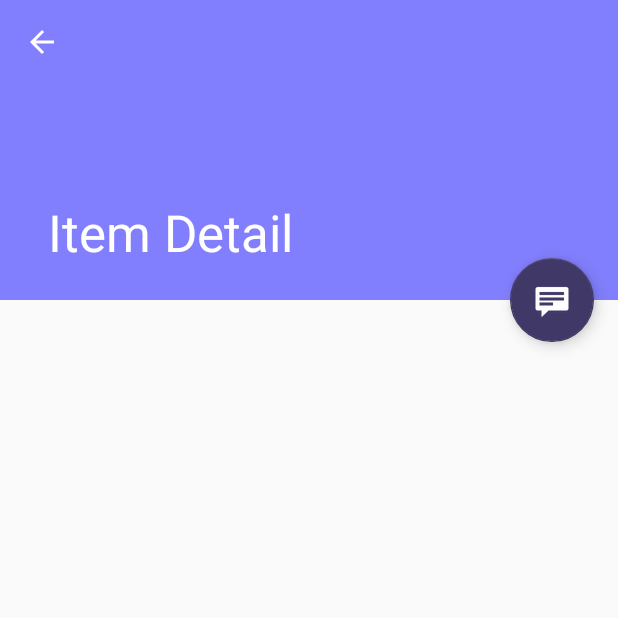
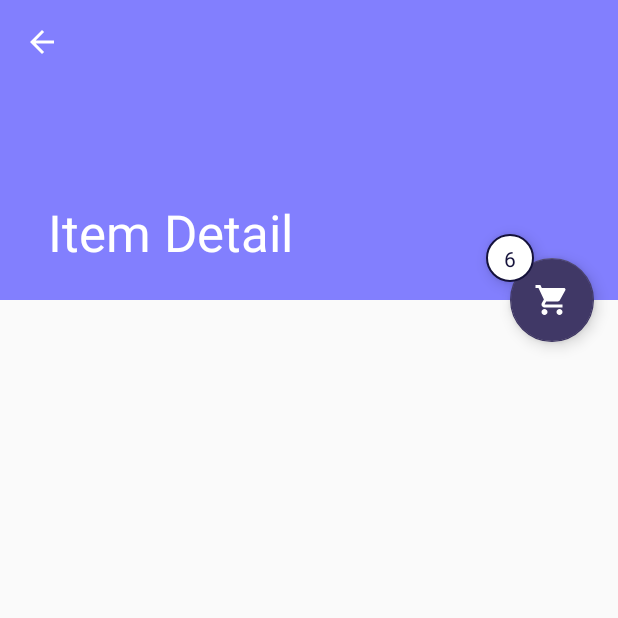
Before and after one commit to yakirTsuberi/GamaSMApp, an Android app: the ItemDetailActivity screen opened directly, with no data from a screen before it, on a phone screen of 412 x 824 dp, the top half of it. Run offline under Robolectric (Android 15) with nearby library versions, the phone set to English and light mode, and no system bars; 1 statement that could not run was skipped.

Commit message:
add counter to sales

```diff
--- /dev/null
+++ b/app/src/main/res/drawable-v24/button_counter.xml
@@ -0,0 +1,8 @@
+<?xml version="1.0" encoding="utf-8"?>
+<shape xmlns:android="http://schemas.android.com/apk/res/android"
+    android:shape="oval">
+    <solid android:color="#ffff" />
+    <stroke
+        android:width="1dp"
+        android:color="@color/secondaryDarkColor" />
+</shape>
--- /dev/null
+++ b/app/src/main/res/drawable/ic_shopping_cart_black_24dp.xml
@@ -0,0 +1,9 @@
+<vector xmlns:android="http://schemas.android.com/apk/res/android"
+        android:width="24dp"
+        android:height="24dp"
+        android:viewportWidth="24.0"
+        android:viewportHeight="24.0">
+    <path
+        android:fillColor="#FFFF"
+        android:pathData="M7,18c-1.1,0 -1.99,0.9 -1.99,2S5.9,22 7,22s2,-0.9 2,-2 -0.9,-2 -2,-2zM1,2v2h2l3.6,7.59 -1.35,2.45c-0.16,0.28 -0.25,0.61 -0.25,0.96 0,1.1 0.9,2 2,2h12v-2L7.42,15c-0.14,0 -0.25,-0.11 -0.25,-0.25l0.03,-0.12 0.9,-1.63h7.45c0.75,0 1.41,-0.41 1.75,-1.03l3.58,-6.49c0.08,-0.14 0.12,-0.31 0.12,-0.48 0,-0.55 -0.45,-1 -1,-1L5.21,4l-0.94,-2L1,2zM17,18c-1.1,0 -1.99,0.9 -1.99,2s0.89,2 1.99,2 2,-0.9 2,-2 -0.9,-2 -2,-2z"/>
+</vector>
--- a/app/src/main/res/layout/activity_item_detail.xml
+++ b/app/src/main/res/layout/activity_item_detail.xml
@@ -21,7 +21,9 @@
             android:fitsSystemWindows="true"
             app:contentScrim="?attr/colorPrimary"
             app:layout_scrollFlags="scroll|exitUntilCollapsed"
-            app:toolbarId="@+id/toolbar">
+            app:toolbarId="@+id/toolbar"
+            app:collapsedTitleGravity="left"
+            app:expandedTitleGravity="bottom|left">
 
             <android.support.v7.widget.Toolbar
                 android:id="@+id/detail_toolbar"
@@ -38,7 +40,7 @@
         android:id="@+id/item_detail_container"
         android:layout_width="match_parent"
         android:layout_height="match_parent"
-        android:paddingTop="16dp"
+        android:paddingTop="32dp"
         app:layout_behavior="@string/appbar_scrolling_view_behavior" />
 
     <android.support.design.widget.FloatingActionButton
@@ -49,6 +51,26 @@
         android:layout_margin="@dimen/fab_margin"
         app:layout_anchor="@+id/item_detail_container"
         app:layout_anchorGravity="top|end"
-        app:srcCompat="@android:drawable/stat_notify_chat" />
+        app:srcCompat="@drawable/ic_shopping_cart_black_24dp" />
+
+    <ImageButton
+        android:id="@+id/counter"
+        app:layout_anchor="@id/fab"
+        app:layout_anchorGravity="left|top"
+        android:background="@drawable/button_counter"
+        android:layout_width="32dp"
+        android:layout_height="32dp"
+        android:padding="16dp"
+        android:elevation="6dp"
+        android:scaleType="fitCenter"
+        android:contentDescription="@string/counter" />
+
+    <TextView android:layout_height="wrap_content"
+        android:layout_width="wrap_content"
+        android:text="6"
+        android:elevation="6dp"
+        android:textColor="@color/secondaryDarkColor"
+        app:layout_anchor="@id/counter"
+        app:layout_anchorGravity="center"/>
 
 </android.support.design.widget.CoordinatorLayout>
--- a/app/src/main/res/layout/activity_main.xml
+++ b/app/src/main/res/layout/activity_main.xml
@@ -17,7 +17,6 @@
             android:id="@+id/collapsing_toolbar"
             android:layout_width="match_parent"
             android:layout_height="match_parent"
-            android:background="@drawable/background_toolbar"
             android:fitsSystemWindows="true"
             app:contentScrim="?attr/colorPrimary"
             app:layout_scrollFlags="scroll|exitUntilCollapsed"
--- a/app/src/main/res/values/strings.xml
+++ b/app/src/main/res/values/strings.xml
@@ -6,4 +6,5 @@
     <string name="title_item_detail">Item Detail</string>
     <string name="title_itemtest_list">Items_test</string>
     <string name="title_itemtest_detail">Item_test Detail</string>
+    <string name="counter">Counter</string>
 </resources>
```
Also changed, not shown: app/src/main/java/com/example/yakirtsuberi/gamasm/ItemDetailFragment.java (+13 -12 lines), app/src/main/res/layout/item_list_comapny.xml (+8 -4 lines), app/src/main/res/drawable/cellcom.png (added), app/src/main/res/drawable/golan_telecom.png (added), app/src/main/res/drawable/hot_mobile.png (added), app/src/main/res/drawable/mobile_012.png (added), app/src/main/res/drawable/partner.png (added), app/src/main/res/drawable/pelephon.png (added), app/src/main/res/drawable/rami_levi.png (added).
